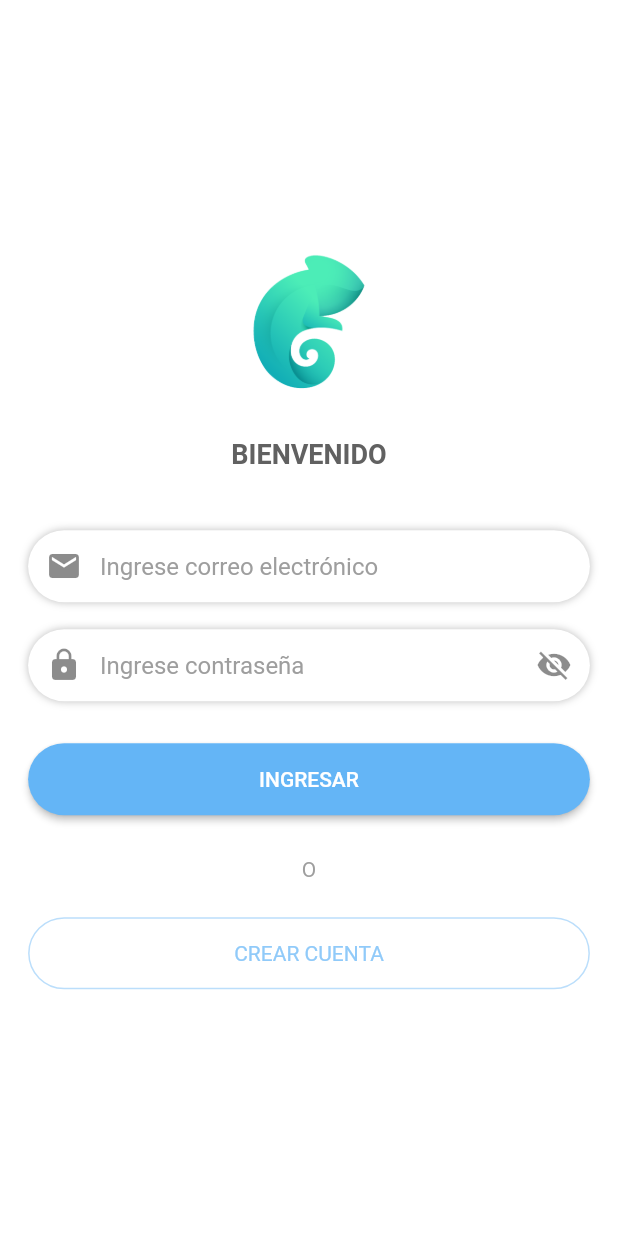
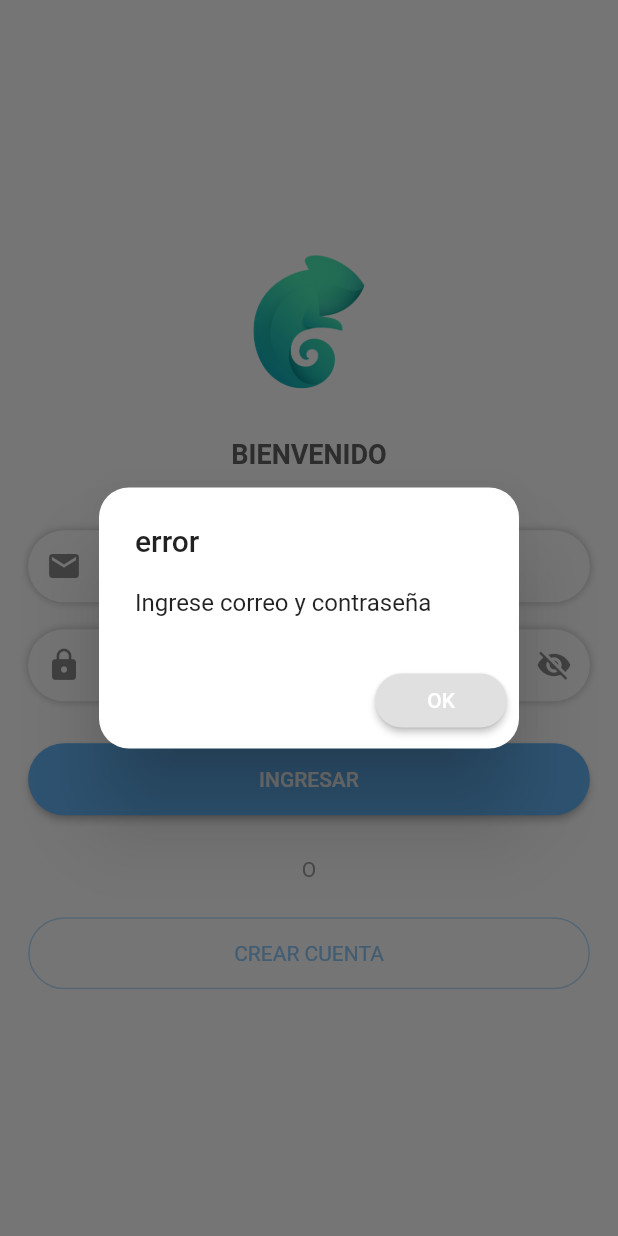
Before and after one commit to arrecis59/ui-client, a Flutter app: the screen it shows after launch, after a tap on "INGRESAR", on a phone screen of 412 x 824 dp. Run offline on Flutter 3.47's test engine with Material 2 defaults, Android fonts, the phone set to English and light mode, and no system bars; our stand-ins replace image_picker, shared_preferences; statements that could not run were skipped.

Commit message:
loading en pantalla login y bloqueo de boton

```diff
--- a/lib/src/pages/login_page.dart
+++ b/lib/src/pages/login_page.dart
@@ -11,6 +11,7 @@ class LoginPage extends StatefulWidget {
 
 class _LoginPageState extends State<LoginPage> {
   bool _isHidden = false;
+  bool _isLoading = false;
   final AutenticationProvider authProvider = AutenticationProvider();
 
   TextEditingController emailController = new TextEditingController();
@@ -21,10 +22,18 @@ class _LoginPageState extends State<LoginPage> {
     return Scaffold(
       backgroundColor: Colors.white,
       body: Center(
+        child: Stack(
+          children: <Widget>[_vista(), _crearLoading()],
+        ),
+      ),
+    );
+  }
+
+  Widget _vista() {
+    return Center(
+      child: Container(
+        width: MediaQuery.of(context).size.width,
         child: SingleChildScrollView(
-            child: Container(
-          color: Colors.white,
-          width: MediaQuery.of(context).size.width,
           child: Column(
             children: <Widget>[
               _encabezado(),
@@ -34,7 +43,7 @@ class _LoginPageState extends State<LoginPage> {
               _crearCuenta()
             ],
           ),
-        )),
+        ),
       ),
     );
   }
@@ -118,16 +127,7 @@ class _LoginPageState extends State<LoginPage> {
           color: Colors.blue.shade300,
           textColor: Colors.white,
           child: Text('Ingresar'.toUpperCase()),
-          onPressed: () async {
-            Map info = await authProvider.ingresar(
-                emailController.text, passwordController.text);
-
-            if (info['ok']) {
-              Navigator.pushReplacementNamed(context, 'home');
-            } else {
-              mostrarAlerta(context, info['message'], 'error');
-            }
-          },
+          onPressed: !_isLoading ? _iniciarSesion: null,
         ),
       ),
     );
@@ -140,23 +140,17 @@ class _LoginPageState extends State<LoginPage> {
         minWidth: MediaQuery.of(context).size.width / 1.10,
         height: 48.0,
         child: FlatButton(
-          onPressed: (){
+          onPressed: () {
             Navigator.pushReplacementNamed(context, 'register');
           },
           child: Text(
             'Crear cuenta'.toUpperCase(),
             style: TextStyle(
-              color: Colors.blue.shade200,
-              fontWeight: FontWeight.w400
-            ),
+                color: Colors.blue.shade200, fontWeight: FontWeight.w400),
           ),
           shape: RoundedRectangleBorder(
-            borderRadius: BorderRadius.circular(50.0),
-            side: BorderSide(
-              color: Colors.blue.shade100,
-              width: 1
-            )
-          ),
+              borderRadius: BorderRadius.circular(50.0),
+              side: BorderSide(color: Colors.blue.shade100, width: 1)),
         ),
       ),
     );
@@ -202,9 +196,57 @@ class _LoginPageState extends State<LoginPage> {
         ));
   }
 
+  Widget _crearLoading() {
+    if (_isLoading) {
+      return Column(
+        mainAxisSize: MainAxisSize.max,
+        mainAxisAlignment: MainAxisAlignment.center,
+        children: <Widget>[
+          Row(
+            mainAxisAlignment: MainAxisAlignment.center,
+            children: <Widget>[CircularProgressIndicator()],
+          )
+        ],
+      );
+    } else {
+      return Container();
+    }
+  }
+
   void _toggleVisibility() {
     setState(() {
       _isHidden = !_isHidden;
     });
   }
+
+  void _setLoading(bool status) {
+    setState(() {
+      _isLoading = status;
+    });
+  }
+
+  void _iniciarSesion() async {
+
+    if(emailController.text !='' && emailController.text !=''){
+
+      _setLoading(true);
+
+      Map info = await authProvider.ingresar(emailController.text, passwordController.text);
+
+      if (info['ok']) {
+
+        _setLoading(false);
+        Navigator.pushReplacementNamed(context, 'home');
+      } else {
+
+        _setLoading(false);
+        mostrarAlerta(context, info['message'], 'error');
+      }
+
+    }else{
+      mostrarAlerta(context,'Ingrese correo y contraseña', 'error');
+    }
+  }
+
+
 }
```
